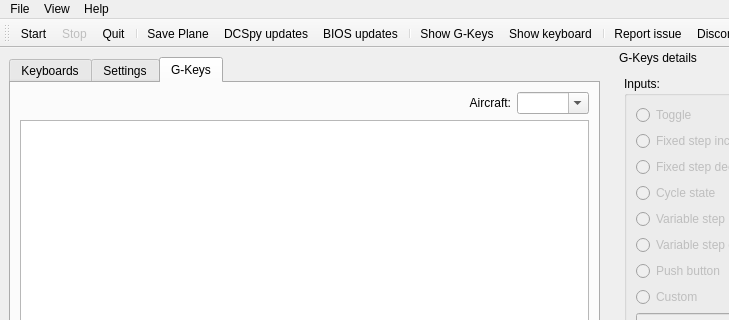
Before: the Qt Designer form dcspy/ui/qtdcs.ui in emcek/dcspy, drawn with Qt 5; both pictures show x 0 to 729 and y 0 to 320 of the 880 by 680 pixel window.
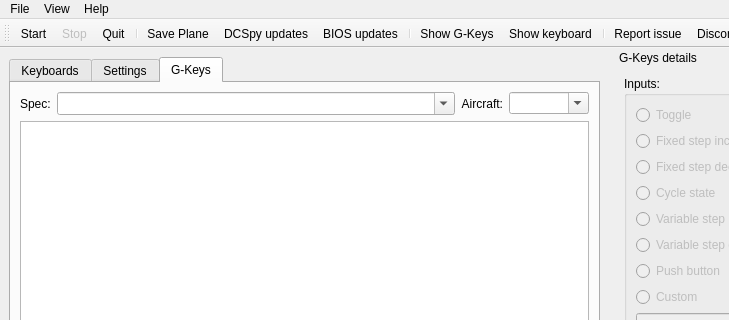
After: the same form once the commit is applied. The open tabs and pages were chosen to show the change. Icons and pictures are not drawn.

Commit message: add search bar for control descriptions

What changed in the file:
```diff
--- a/dcspy/ui/qtdcs.ui
+++ b/dcspy/ui/qtdcs.ui
@@ -555,45 +555,6 @@
           <string>G-Keys</string>
          </attribute>
          <layout class="QGridLayout" name="gridLayout_2">
-          <item row="0" column="1">
-           <widget class="QLabel" name="label_5">
-            <property name="toolTip">
-             <string>Aircraft name (type to search)</string>
-            </property>
-            <property name="text">
-             <string>Aircraft:</string>
-            </property>
-            <property name="alignment">
-             <set>Qt::AlignRight|Qt::AlignTrailing|Qt::AlignVCenter</set>
-            </property>
-            <property name="buddy">
-             <cstring>combo_planes</cstring>
-            </property>
-           </widget>
-          </item>
-          <item row="0" column="2">
-           <widget class="QComboBox" name="combo_planes">
-            <property name="toolTip">
-             <string>Aircraft name (type to search)</string>
-            </property>
-            <property name="editable">
-             <bool>true</bool>
-            </property>
-           </widget>
-          </item>
-          <item row="0" column="0">
-           <spacer name="horizontalSpacer">
-            <property name="orientation">
-             <enum>Qt::Horizontal</enum>
-            </property>
-            <property name="sizeHint" stdset="0">
-             <size>
-              <width>40</width>
-              <height>20</height>
-             </size>
-            </property>
-           </spacer>
-          </item>
           <item row="3" column="0" colspan="3">
            <widget class="QTableWidget" name="tw_gkeys"/>
           </item>
@@ -667,6 +628,76 @@
             </item>
            </layout>
           </item>
+          <item row="0" column="0" colspan="3">
+           <layout class="QGridLayout" name="gridLayout_9">
+            <item row="0" column="0">
+             <widget class="QLabel" name="label_6">
+              <property name="toolTip">
+               <string>Type to search all controls for current aircraft, when item selected its name is copied to clipboard.</string>
+              </property>
+              <property name="text">
+               <string>Spec:</string>
+              </property>
+             </widget>
+            </item>
+            <item row="0" column="2">
+             <widget class="QLabel" name="label_5">
+              <property name="toolTip">
+               <string>Aircraft name (type to search)</string>
+              </property>
+              <property name="text">
+               <string>Aircraft:</string>
+              </property>
+              <property name="alignment">
+               <set>Qt::AlignRight|Qt::AlignTrailing|Qt::AlignVCenter</set>
+              </property>
+              <property name="buddy">
+               <cstring>combo_planes</cstring>
+              </property>
+             </widget>
+            </item>
+            <item row="0" column="1">
+             <widget class="QComboBox" name="combo_search">
+              <property name="sizePolicy">
+               <sizepolicy hsizetype="Preferred" vsizetype="Fixed">
+                <horstretch>5</horstretch>
+                <verstretch>0</verstretch>
+               </sizepolicy>
+              </property>
+              <property name="font">
+               <font>
+                <family>Courier</family>
+               </font>
+              </property>
+              <property name="toolTip">
+               <string>Type to search all controls for current aircraft, when item selected its name is copied to clipboard.</string>
+              </property>
+              <property name="editable">
+               <bool>true</bool>
+              </property>
+              <property name="maxVisibleItems">
+               <number>20</number>
+              </property>
+             </widget>
+            </item>
+            <item row="0" column="3">
+             <widget class="QComboBox" name="combo_planes">
+              <property name="sizePolicy">
+               <sizepolicy hsizetype="Preferred" vsizetype="Fixed">
+                <horstretch>1</horstretch>
+                <verstretch>0</verstretch>
+               </sizepolicy>
+              </property>
+              <property name="toolTip">
+               <string>Aircraft name (type to search)</string>
+              </property>
+              <property name="editable">
+               <bool>true</bool>
+              </property>
+             </widget>
+            </item>
+           </layout>
+          </item>
          </layout>
         </widget>
        </widget>
```
Left out of the diff: 2 changed lines with no effect on the pictures. The commit also changes 1 other file.
